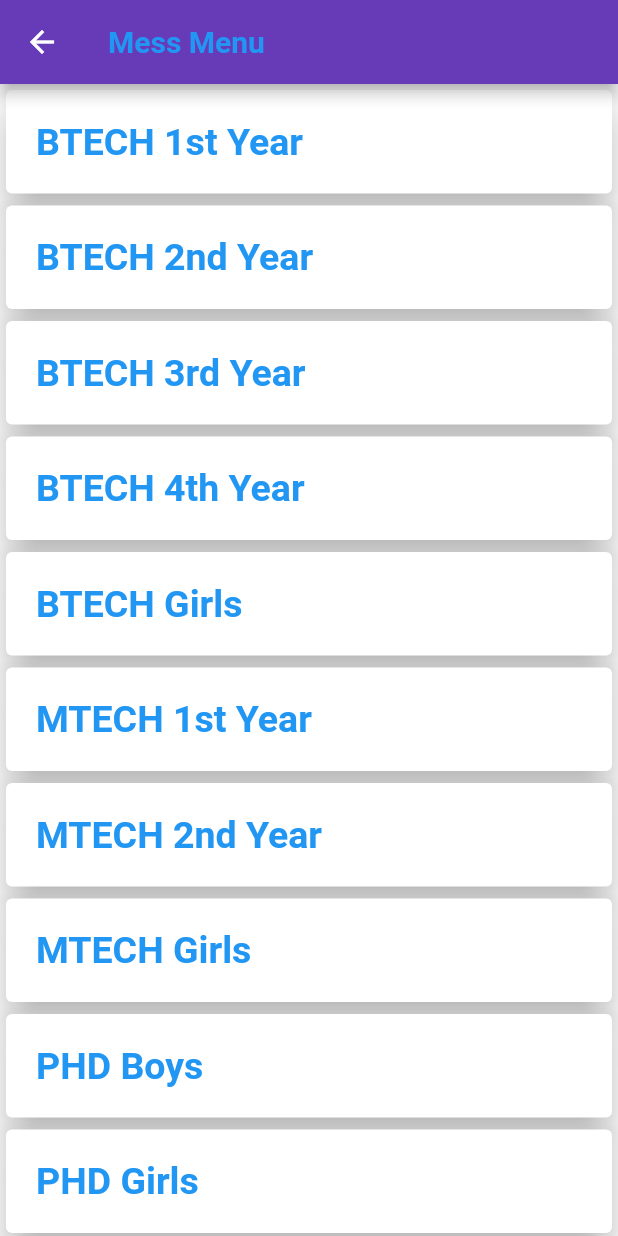
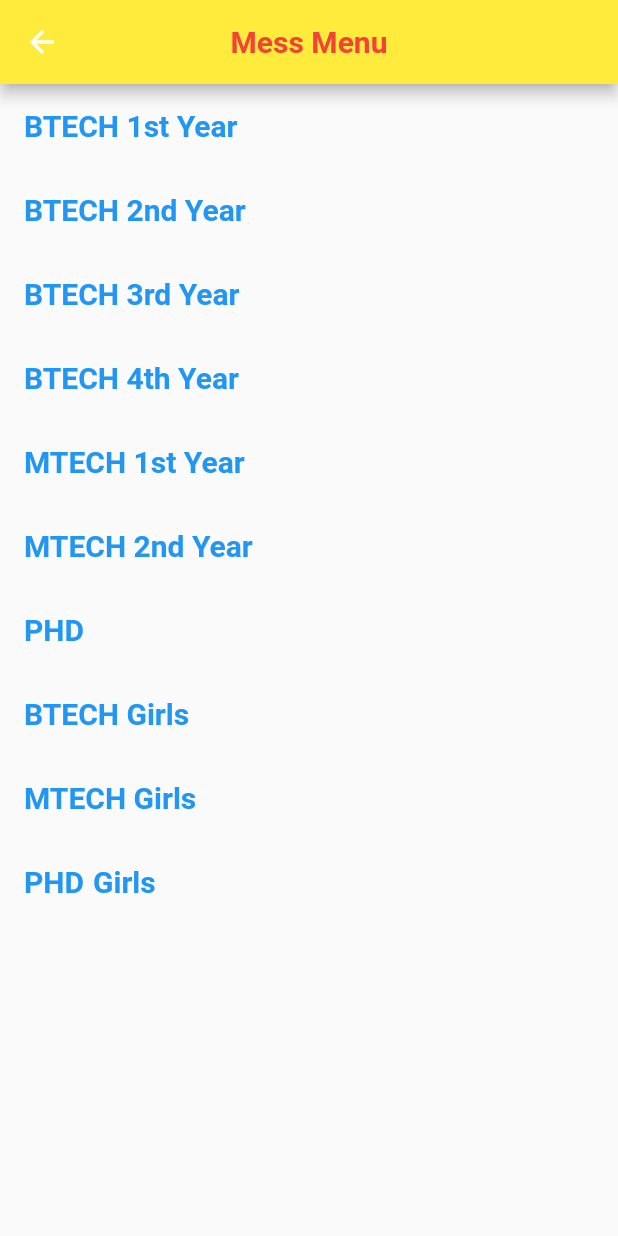
Before and after one commit to srivastavadivyesh4/College-App, a Flutter app: the screen it shows after launch, in the side drawer, after a tap on "Mess Menu", on a phone screen of 412 x 824 dp. Run offline on Flutter 3.47's test engine with Material 2 defaults, Android fonts, the phone set to English and light mode, and no system bars; our stand-ins replace carousel_pro.

Commit message:
Mess_Menu List added

```diff
--- a/lib/components/Mess_Menu.dart
+++ b/lib/components/Mess_Menu.dart
@@ -6,85 +6,265 @@ class Mess extends StatefulWidget {
 }
 
 class _MessState extends State<Mess> {
-
-  final List<String>listitem=['BTECH 1st Year',
-                              'BTECH 2nd Year',
-                              'BTECH 3rd Year',
-                              'BTECH 4th Year',
-                              'BTECH Girls ',
-                              'MTECH 1st Year',
-                              'MTECH 2nd Year',
-                              'MTECH Girls',
-                              'PHD Boys',
-                              'PHD Girls',
-                  ];
   @override
   Widget build(BuildContext context) {
     return Scaffold(
 
        appBar: AppBar(
 
-          title:new Text('Mess Menu',
+        backgroundColor: Colors.yellow,
+
+          title: new Text('Mess Menu',
+
+           style: new TextStyle(
+
+              fontSize: 20.0,
+              fontWeight: FontWeight.bold,
+              color:Colors.red,
+
+
+           ),
+        ),
+
+        centerTitle: true,
+
+      ),
+
+        body: new Container(
+
+           child: new ListView(
+
+               children: <Widget>[
+
+                 InkWell(
+
+                     onTap: (){
+                       new Image.asset('App_image/image1.jpg');
+                     },
+
+                     child:new ListTile(
+
+                       title: new Text(
+                         'BTECH 1st Year',
+
                          style:new TextStyle(
 
-              fontWeight: FontWeight.bold,
                           fontSize: 20.0,
                           color: Colors.blue,
+                          fontWeight: FontWeight.bold,
+
+                         )
+                       ),
+
+                     ),
+
+                 ),
+
+                 InkWell(
+
+                     onTap: (){},
+
+                     child:new ListTile(
+
+                       title: new Text(
+                         'BTECH 2nd Year',
+
+                         style:new TextStyle(
+
+                          fontSize: 20.0,
+                          color: Colors.blue,
+                          fontWeight: FontWeight.bold,
+
+                         )
+                       ),
+
+                     ),
+
+                 ),
+
+                 InkWell(
+
+                     onTap: (){},
+
+                     child:new ListTile(
+
+                       title: new Text(
+                         'BTECH 3rd Year',
+
+                         style:new TextStyle(
+
+                          fontSize: 20.0,
+                          color: Colors.blue,
+                          fontWeight: FontWeight.bold,
+
+                         )
+                       ),
+
+                     ),
+
+                 ),
+
+                 InkWell(
+
+                     onTap: (){},
+
+                     child:new ListTile(
+
+                       title: new Text(
+                         'BTECH 4th Year',
+
+                         style:new TextStyle(
+
+                          fontSize: 20.0,
+                          color: Colors.blue,
+                          fontWeight: FontWeight.bold,
+
+                         )
+                       ),
+
+                     ),
+
+                 ),
+
+                InkWell(
+
+                     onTap: (){},
+
+                     child:new ListTile(
+
+                       title: new Text(
+                         'MTECH 1st Year',
+
+                         style:new TextStyle(
+
+                          fontSize: 20.0,
+                          color: Colors.blue,
+                          fontWeight: FontWeight.bold,
+
+                         )
+                       ),
+
+                     ),
+
+                 ),
+
+                 InkWell(
+
+                     onTap: (){},
+
+                     child:new ListTile(
+
+                       title: new Text(
+                         'MTECH 2nd Year',
+
+                         style:new TextStyle(
+
+                          fontSize: 20.0,
+                          color: Colors.blue,
+                          fontWeight: FontWeight.bold,
+
+                         )
+                       ),
+
+                     ),
+
+                 ),
+
+                 InkWell(
+
+                     onTap: (){},
+
+                     child:new ListTile(
+
+                       title: new Text(
+                         'PHD',
+
+                         style:new TextStyle(
+
+                          fontSize: 20.0,
+                          color: Colors.blue,
+                          fontWeight: FontWeight.bold,
+
+                         )
                        ),
 
 
                      ),
 
-          backgroundColor: Colors.deepPurple,
                  ),
 
-       body: Container(
+                 InkWell(
 
-          child: ListView.builder(
-            itemBuilder: (_,int index)=>listdataitem(this.listitem[index]),
-            itemCount: this.listitem.length,
+                     onTap: (){},
+
+                     child:new ListTile(
+
+                       title: new Text(
+                         'BTECH Girls',
+
+                         style:new TextStyle(
+
+                          fontSize: 20.0,
+                          color: Colors.blue,
+                          fontWeight: FontWeight.bold,
+
+                         )
                        ),
+
+                     ),
+
+                 ),
+
+                 InkWell(
+
+                     onTap: (){},
+
+                     child:new ListTile(
+
+                       title: new Text(
+                         'MTECH Girls',
+
+                         style:new TextStyle(
+
+                          fontSize: 20.0,
+                          color: Colors.blue,
+                          fontWeight: FontWeight.bold,
+
+                         )
+                       ),
+
+                     ),
+
+                 ),
+
+                 InkWell(
+
+                     onTap: (){},
+
+                     child:new ListTile(
+
+                       title: new Text(
+                         'PHD Girls',
+
+                         style:new TextStyle(
+
+                          fontSize: 20.0,
+                          color: Colors.blue,
+                          fontWeight: FontWeight.bold,
+                          wordSpacing: 1.0,
+
+                         )
+                       ),
+
+                     ),
+
+                 ),
+
+               ],
+
+           ),
+
         ),
     );
   }
 }
-
-class listdataitem extends StatelessWidget{
-
-  String itemName;
-  listdataitem(this.itemName);
-
-  @override
-  Widget build(BuildContext context) {
-
-      return new Card(
-
-        elevation: 10.0,
-          child:new Container(
-
-           margin: EdgeInsets.all(10.0),
-           padding: EdgeInsets.all(10.0),
-            child:  Row(
-
-               children: <Widget>[
-
-
-                  new Text(itemName,
-
-                  style: TextStyle(
-
-                  fontWeight: FontWeight.bold,
-                  fontSize: 25.0,
-                  color: Colors.blue,
-
-
-                  ),
-                   ),
-               ],
-
-            ),
-          ),
-      );
-  }
-
-}
```
Lines whose indentation alone changed are shown as unchanged.
